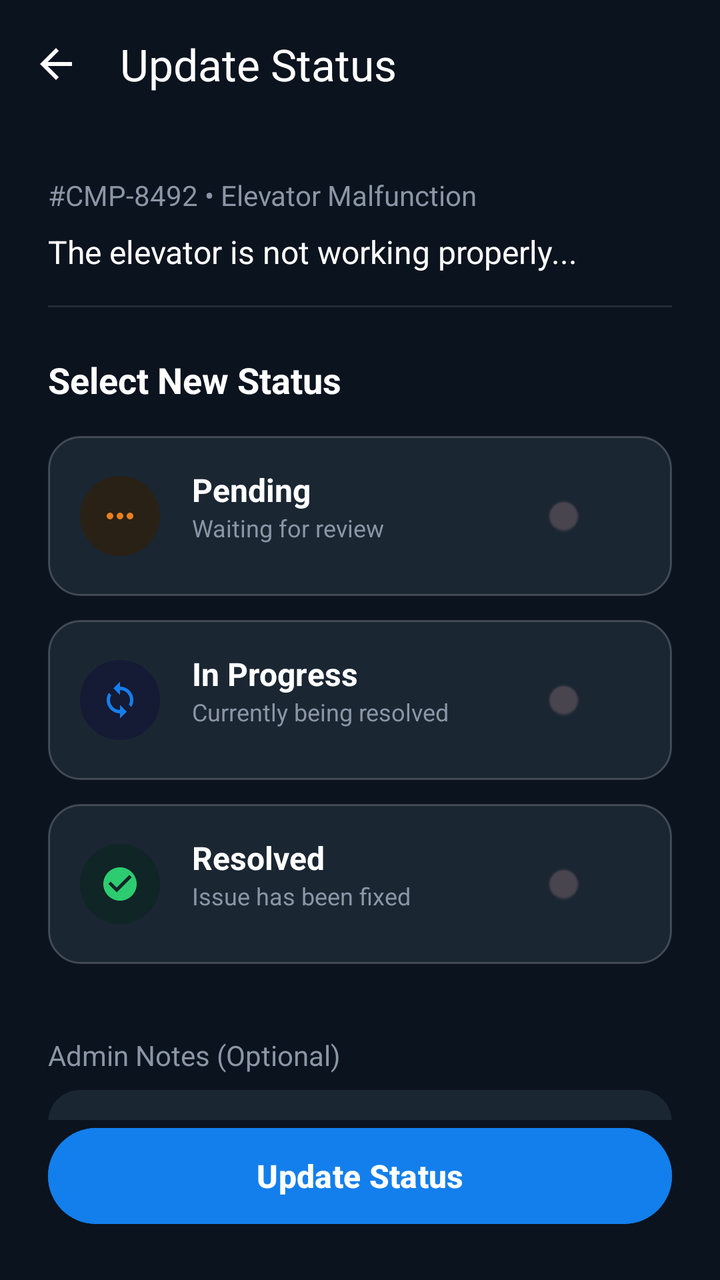
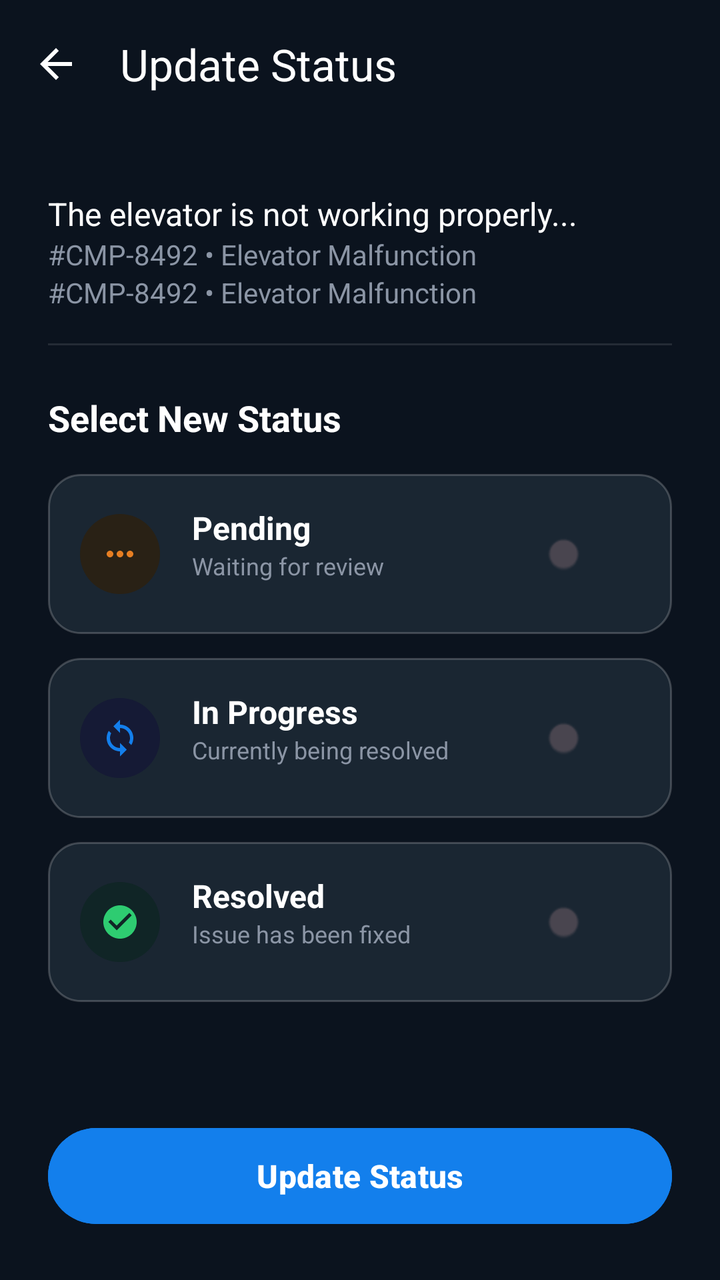

Screens rendered from an Android XML layout before and after an edit, with the pre-edit source and the edit as a unified diff.
<!-- AndroidManifest.xml: application theme Theme.HouseVisitorManagementSystem -->
<!-- res/layout/activity_update_complaint_status.xml -->
<?xml version="1.0" encoding="utf-8"?>
<androidx.constraintlayout.widget.ConstraintLayout xmlns:android="http://schemas.android.com/apk/res/android"
    xmlns:app="http://schemas.android.com/apk/res-auto"
    xmlns:tools="http://schemas.android.com/tools"
    android:id="@+id/main"
    android:layout_width="match_parent"
    android:layout_height="match_parent"
    android:background="@color/night_blue"
    tools:context=".UpdateComplaintStatusActivity">

    <com.google.android.material.appbar.AppBarLayout
        android:id="@+id/appBarLayout"
        android:layout_width="match_parent"
        android:layout_height="wrap_content"
        android:background="@color/night_blue"
        app:elevation="0dp"
        app:layout_constraintTop_toTopOf="parent">

        <com.google.android.material.appbar.MaterialToolbar
            android:id="@+id/toolbar"
            android:layout_width="match_parent"
            android:layout_height="?attr/actionBarSize"
            app:navigationIcon="@drawable/ic_arrow_back"
            app:title="Update Status"
            app:titleTextColor="@color/white" />
    </com.google.android.material.appbar.AppBarLayout>

    <androidx.core.widget.NestedScrollView
        android:layout_width="match_parent"
        android:layout_height="0dp"
        app:layout_constraintBottom_toTopOf="@id/btnUpdateStatus"
        app:layout_constraintTop_toBottomOf="@id/appBarLayout">

        <LinearLayout
            android:layout_width="match_parent"
            android:layout_height="wrap_content"
            android:orientation="vertical"
            android:padding="24dp">

            <TextView
                android:id="@+id/tvComplaintDetail"
                android:layout_width="match_parent"
                android:layout_height="wrap_content"
                android:text="#CMP-8492 • Elevator Malfunction"
                android:textColor="@color/text_grey"
                android:textSize="14sp" />

            <TextView
                android:id="@+id/tvDescription"
                android:layout_width="match_parent"
                android:layout_height="wrap_content"
                android:layout_marginTop="8dp"
                android:text="The elevator is not working properly..."
                android:textColor="@color/white"
                android:textSize="16sp" />

            <View
                android:layout_width="match_parent"
                android:layout_height="1dp"
                android:layout_marginTop="16dp"
                android:background="#1AFFFFFF" />

            <TextView
                android:layout_width="wrap_content"
                android:layout_height="wrap_content"
                android:layout_marginTop="24dp"
                android:text="Select New Status"
                android:textColor="@color/white"
                android:textSize="18sp"
                android:textStyle="bold" />

            <LinearLayout
                android:layout_width="match_parent"
                android:layout_height="wrap_content"
                android:layout_marginTop="16dp"
                android:orientation="vertical">

                
                <androidx.constraintlayout.widget.ConstraintLayout
                    android:id="@+id/optionPending"
                    android:layout_width="match_parent"
                    android:layout_height="wrap_content"
                    android:layout_marginBottom="12dp"
                    android:background="@drawable/bg_status_option_selector"
                    android:padding="16dp">

                    <View
                        android:id="@+id/iconBgPending"
                        android:layout_width="40dp"
                        android:layout_height="40dp"
                        android:background="@drawable/circle_dark_bg"
                        android:backgroundTint="@color/dark_coffee"
                        app:layout_constraintBottom_toBottomOf="parent"
                        app:layout_constraintStart_toStartOf="parent"
                        app:layout_constraintTop_toTopOf="parent" />

                    <ImageView
                        android:layout_width="20dp"
                        android:layout_height="20dp"
                        android:src="@drawable/ic_pending_dots"
                        app:layout_constraintBottom_toBottomOf="@id/iconBgPending"
                        app:layout_constraintEnd_toEndOf="@id/iconBgPending"
                        app:layout_constraintStart_toStartOf="@id/iconBgPending"
                        app:layout_constraintTop_toTopOf="@id/iconBgPending"
                        app:tint="@color/orange" />

                    <TextView
                        android:id="@+id/tvTitlePending"
                        android:layout_width="wrap_content"
                        android:layout_height="wrap_content"
                        android:layout_marginStart="16dp"
                        android:text="Pending"
                        android:textColor="@color/white"
                        android:textSize="16sp"
                        android:textStyle="bold"
                        app:layout_constraintStart_toEndOf="@id/iconBgPending"
                        app:layout_constraintTop_toTopOf="parent" />

                    <TextView
                        android:layout_width="wrap_content"
                        android:layout_height="wrap_content"
                        android:text="Waiting for review"
                        android:textColor="@color/text_grey"
                        android:textSize="12sp"
                        app:layout_constraintStart_toStartOf="@id/tvTitlePending"
                        app:layout_constraintTop_toBottomOf="@id/tvTitlePending" />

                    <RadioButton
                        android:id="@+id/rbPending"
                        android:layout_width="wrap_content"
                        android:layout_height="wrap_content"
                        android:button="@drawable/radio_selector"
                        android:clickable="false"
                        app:layout_constraintBottom_toBottomOf="parent"
                        app:layout_constraintEnd_toEndOf="parent"
                        app:layout_constraintTop_toTopOf="parent" />
                </androidx.constraintlayout.widget.ConstraintLayout>

                
                <androidx.constraintlayout.widget.ConstraintLayout
                    android:id="@+id/optionInProgress"
                    android:layout_width="match_parent"
                    android:layout_height="wrap_content"
                    android:layout_marginBottom="12dp"
                    android:background="@drawable/bg_status_option_selector"
                    android:padding="16dp">

                    <View
                        android:id="@+id/iconBgProgress"
                        android:layout_width="40dp"
                        android:layout_height="40dp"
                        android:background="@drawable/circle_dark_bg"
                        android:backgroundTint="@color/midnight_blue"
                        app:layout_constraintBottom_toBottomOf="parent"
                        app:layout_constraintStart_toStartOf="parent"
                        app:layout_constraintTop_toTopOf="parent" />

                    <ImageView
                        android:layout_width="20dp"
                        android:layout_height="20dp"
                        android:src="@drawable/ic_sync"
                        app:layout_constraintBottom_toBottomOf="@id/iconBgProgress"
                        app:layout_constraintEnd_toEndOf="@id/iconBgProgress"
                        app:layout_constraintStart_toStartOf="@id/iconBgProgress"
                        app:layout_constraintTop_toTopOf="@id/iconBgProgress"
                        app:tint="@color/bright_azure_blue" />

                    <TextView
                        android:id="@+id/tvTitleProgress"
                        android:layout_width="wrap_content"
                        android:layout_height="wrap_content"
                        android:layout_marginStart="16dp"
                        android:text="In Progress"
                        android:textColor="@color/white"
                        android:textSize="16sp"
                        android:textStyle="bold"
                        app:layout_constraintStart_toEndOf="@id/iconBgProgress"
                        app:layout_constraintTop_toTopOf="parent" />

                    <TextView
                        android:layout_width="wrap_content"
                        android:layout_height="wrap_content"
                        android:text="Currently being resolved"
                        android:textColor="@color/text_grey"
                        android:textSize="12sp"
                        app:layout_constraintStart_toStartOf="@id/tvTitleProgress"
                        app:layout_constraintTop_toBottomOf="@id/tvTitleProgress" />

                    <RadioButton
                        android:id="@+id/rbInProgress"
                        android:layout_width="wrap_content"
                        android:layout_height="wrap_content"
                        android:button="@drawable/radio_selector"
                        android:clickable="false"
                        app:layout_constraintBottom_toBottomOf="parent"
                        app:layout_constraintEnd_toEndOf="parent"
                        app:layout_constraintTop_toTopOf="parent" />
                </androidx.constraintlayout.widget.ConstraintLayout>

                
                <androidx.constraintlayout.widget.ConstraintLayout
                    android:id="@+id/optionResolved"
                    android:layout_width="match_parent"
                    android:layout_height="wrap_content"
                    android:layout_marginBottom="12dp"
                    android:background="@drawable/bg_status_option_selector"
                    android:padding="16dp">

                    <View
                        android:id="@+id/iconBgResolved"
                        android:layout_width="40dp"
                        android:layout_height="40dp"
                        android:background="@drawable/circle_dark_bg"
                        android:backgroundTint="@color/deep_teal"
                        app:layout_constraintBottom_toBottomOf="parent"
                        app:layout_constraintStart_toStartOf="parent"
                        app:layout_constraintTop_toTopOf="parent" />

                    <ImageView
                        android:layout_width="20dp"
                        android:layout_height="20dp"
                        android:src="@drawable/ic_check_circle"
                        app:layout_constraintBottom_toBottomOf="@id/iconBgResolved"
                        app:layout_constraintEnd_toEndOf="@id/iconBgResolved"
                        app:layout_constraintStart_toStartOf="@id/iconBgResolved"
                        app:layout_constraintTop_toTopOf="@id/iconBgResolved"
                        app:tint="@color/status_green" />

                    <TextView
                        android:id="@+id/tvTitleResolved"
                        android:layout_width="wrap_content"
                        android:layout_height="wrap_content"
                        android:layout_marginStart="16dp"
                        android:text="Resolved"
                        android:textColor="@color/white"
                        android:textSize="16sp"
                        android:textStyle="bold"
                        app:layout_constraintStart_toEndOf="@id/iconBgResolved"
                        app:layout_constraintTop_toTopOf="parent" />

                    <TextView
                        android:layout_width="wrap_content"
                        android:layout_height="wrap_content"
                        android:text="Issue has been fixed"
                        android:textColor="@color/text_grey"
                        android:textSize="12sp"
                        app:layout_constraintStart_toStartOf="@id/tvTitleResolved"
                        app:layout_constraintTop_toBottomOf="@id/tvTitleResolved" />

                    <RadioButton
                        android:id="@+id/rbResolved"
                        android:layout_width="wrap_content"
                        android:layout_height="wrap_content"
                        android:button="@drawable/radio_selector"
                        android:clickable="false"
                        app:layout_constraintBottom_toBottomOf="parent"
                        app:layout_constraintEnd_toEndOf="parent"
                        app:layout_constraintTop_toTopOf="parent" />
                </androidx.constraintlayout.widget.ConstraintLayout>
            </LinearLayout>

            <TextView
                android:layout_width="wrap_content"
                android:layout_height="wrap_content"
                android:layout_marginTop="24dp"
                android:text="Admin Notes (Optional)"
                android:textColor="@color/text_grey"
                android:textSize="14sp" />

            <com.google.android.material.textfield.TextInputLayout
                android:id="@+id/tilAdminNotes"
                android:layout_width="match_parent"
                android:layout_height="wrap_content"
                android:layout_marginTop="8dp"
                app:boxBackgroundColor="#1A2632"
                app:boxCornerRadiusBottomEnd="16dp"
                app:boxCornerRadiusBottomStart="16dp"
                app:boxCornerRadiusTopEnd="16dp"
                app:boxCornerRadiusTopStart="16dp"
                app:boxStrokeWidth="0dp"
                app:boxStrokeWidthFocused="0dp"
                app:hintEnabled="false">

                <com.google.android.material.textfield.TextInputEditText
                    android:id="@+id/etAdminNotes"
                    android:layout_width="match_parent"
                    android:layout_height="120dp"
                    android:gravity="top"
                    android:hint="Add a note explaining the status change..."
                    android:padding="16dp"
                    android:textColor="@color/white"
                    android:textColorHint="@color/text_grey"
                    android:textSize="14sp" />
            </com.google.android.material.textfield.TextInputLayout>

        </LinearLayout>
    </androidx.core.widget.NestedScrollView>

    <com.google.android.material.button.MaterialButton
        android:id="@+id/btnUpdateStatus"
        android:layout_width="match_parent"
        android:layout_height="56dp"
        android:layout_margin="24dp"
        android:backgroundTint="@color/bright_azure_blue"
        android:text="Update Status"
        android:textAllCaps="false"
        android:textColor="@color/white"
        android:textSize="16sp"
        android:textStyle="bold"
        app:cornerRadius="28dp"
        app:layout_constraintBottom_toBottomOf="parent" />

</androidx.constraintlayout.widget.ConstraintLayout>
<!-- resources referenced by this layout -->
<resources>
  <color name="bright_azure_blue">#137fec</color>
  <color name="dark_coffee">#292115</color>
  <color name="deep_teal">#102526</color>
  <color name="midnight_blue">#151A35</color>
  <color name="night_blue">#0B131E</color>
  <color name="orange">#E67E22</color>
  <color name="status_green">#2ECC71</color>
  <color name="text_grey">#8B95A5</color>
  <color name="white">#FFFFFF</color>
  <!-- drawable circle_dark_bg (drawable) -->
  <?xml version="1.0" encoding="utf-8"?>
  <shape xmlns:android="http://schemas.android.com/apk/res/android"
      android:shape="oval">
      <solid android:color="#1A2332" />
  </shape>
  <!-- drawable ic_arrow_back (drawable) -->
  <vector xmlns:android="http://schemas.android.com/apk/res/android"
      android:width="24dp"
      android:height="24dp"
      android:viewportWidth="24"
      android:viewportHeight="24">
      <path
          android:fillColor="#FFFFFF"
          android:pathData="M20,11H7.83l5.59,-5.59L12,4l-8,8 8,8 1.41,-1.41L7.83,13H20v-2z" />
  </vector>
  <!-- drawable ic_check_circle (drawable) -->
  <vector xmlns:android="http://schemas.android.com/apk/res/android"
      android:width="24dp"
      android:height="24dp"
      android:viewportWidth="24"
      android:viewportHeight="24">
      <path
          android:fillColor="#FFFFFF"
          android:pathData="M12,2C6.48,2 2,6.48 2,12s4.48,10 10,10 10,-4.48 10,-10S17.52,2 12,2zM10,17l-5,-5 1.41,-1.41L10,14.17l7.59,-7.59L19,8l-9,9z"/>
  </vector>
  <!-- drawable ic_pending_dots (drawable) -->
  <vector xmlns:android="http://schemas.android.com/apk/res/android"
      android:width="20dp"
      android:height="20dp"
      android:viewportWidth="24"
      android:viewportHeight="24">
      <path
          android:fillColor="#FFFFFF"
          android:pathData="M6,10c-1.1,0 -2,0.9 -2,2s0.9,2 2,2 2,-0.9 2,-2 -0.9,-2 -2,-2zM18,10c-1.1,0 -2,0.9 -2,2s0.9,2 2,2 2,-0.9 2,-2 -0.9,-2 -2,-2zM12,10c-1.1,0 -2,0.9 -2,2s0.9,2 2,2 2,-0.9 2,-2 -0.9,-2 -2,-2z"/>
  </vector>
  <!-- drawable ic_sync (drawable) -->
  <vector xmlns:android="http://schemas.android.com/apk/res/android"
      android:width="20dp"
      android:height="20dp"
      android:viewportWidth="24"
      android:viewportHeight="24">
      <path
          android:fillColor="#FFFFFF"
          android:pathData="M12,4V1L8,5l4,4V6c3.31,0 6,2.69 6,6 0,1.01 -0.25,1.97 -0.7,2.8l1.46,1.46C19.54,15.03 20,13.57 20,12c0,-4.42 -3.58,-8 -8,-8zM6,12c0,-1.01 0.25,-1.97 0.7,-2.8L5.24,7.74C4.46,8.97 4,10.43 4,12c0,4.42 3.58,8 8,8v3l4,-4 -4,-4v3c-3.31,0 -6,-2.69 -6,-6z"/>
  </vector>
  <!-- drawable radio_selector (drawable) -->
  <?xml version="1.0" encoding="utf-8"?>
  <selector xmlns:android="http://schemas.android.com/apk/res/android">
      <item android:state_checked="true" android:drawable="@android:drawable/radiobutton_on_background" android:tint="@color/bright_azure_blue" />
      <item android:drawable="@android:drawable/radiobutton_off_background" android:tint="@color/text_grey" />
  </selector>
  <style name="Theme.HouseVisitorManagementSystem" parent="Base.Theme.HouseVisitorManagementSystem" />
  <color name="dark_blue_gray">#1a2632</color>
  <style name="Base.Theme.HouseVisitorManagementSystem" parent="Theme.Material3.DayNight.NoActionBar">
          
          
      </style>
  <!-- unchanged entries left out for length: 1 -->
</resources>

<!-- the commit's change to res/layout/activity_update_complaint_status.xml (unified diff, before → after) -->
@@ -38,21 +38,29 @@
             android:padding="24dp">
 
             <TextView
-                android:id="@+id/tvComplaintDetail"
-                android:layout_width="match_parent"
-                android:layout_height="wrap_content"
-                android:text="#CMP-8492 • Elevator Malfunction"
-                android:textColor="@color/text_grey"
-                android:textSize="14sp" />
-
-            <TextView
-                android:id="@+id/tvDescription"
+                android:id="@+id/tvComplaintTitle"
                 android:layout_width="match_parent"
                 android:layout_height="wrap_content"
                 android:layout_marginTop="8dp"
                 android:text="The elevator is not working properly..."
                 android:textColor="@color/white"
                 android:textSize="16sp" />
+
+            <TextView
+                android:id="@+id/tvComplaintHouseNo"
+                android:layout_width="match_parent"
+                android:layout_height="wrap_content"
+                android:text="#CMP-8492 • Elevator Malfunction"
+                android:textColor="@color/text_grey"
+                android:textSize="14sp" />
+
+            <TextView
+                android:id="@+id/tvComplaintDescription"
+                android:layout_width="match_parent"
+                android:layout_height="wrap_content"
+                android:text="#CMP-8492 • Elevator Malfunction"
+                android:textColor="@color/text_grey"
+                android:textSize="14sp" />
 
             <View
                 android:layout_width="match_parent"
@@ -258,40 +266,6 @@
                         app:layout_constraintTop_toTopOf="parent" />
                 </androidx.constraintlayout.widget.ConstraintLayout>
             </LinearLayout>
-
-            <TextView
-                android:layout_width="wrap_content"
-                android:layout_height="wrap_content"
-                android:layout_marginTop="24dp"
-                android:text="Admin Notes (Optional)"
-                android:textColor="@color/text_grey"
-                android:textSize="14sp" />
-
-            <com.google.android.material.textfield.TextInputLayout
-                android:id="@+id/tilAdminNotes"
-                android:layout_width="match_parent"
-                android:layout_height="wrap_content"
-                android:layout_marginTop="8dp"
-                app:boxBackgroundColor="#1A2632"
-                app:boxCornerRadiusBottomEnd="16dp"
-                app:boxCornerRadiusBottomStart="16dp"
-                app:boxCornerRadiusTopEnd="16dp"
-                app:boxCornerRadiusTopStart="16dp"
-                app:boxStrokeWidth="0dp"
-                app:boxStrokeWidthFocused="0dp"
-                app:hintEnabled="false">
-
-                <com.google.android.material.textfield.TextInputEditText
-                    android:id="@+id/etAdminNotes"
-                    android:layout_width="match_parent"
-                    android:layout_height="120dp"
-                    android:gravity="top"
-                    android:hint="Add a note explaining the status change..."
-                    android:padding="16dp"
-                    android:textColor="@color/white"
-                    android:textColorHint="@color/text_grey"
-                    android:textSize="14sp" />
-            </com.google.android.material.textfield.TextInputLayout>
 
         </LinearLayout>
     </androidx.core.widget.NestedScrollView>
